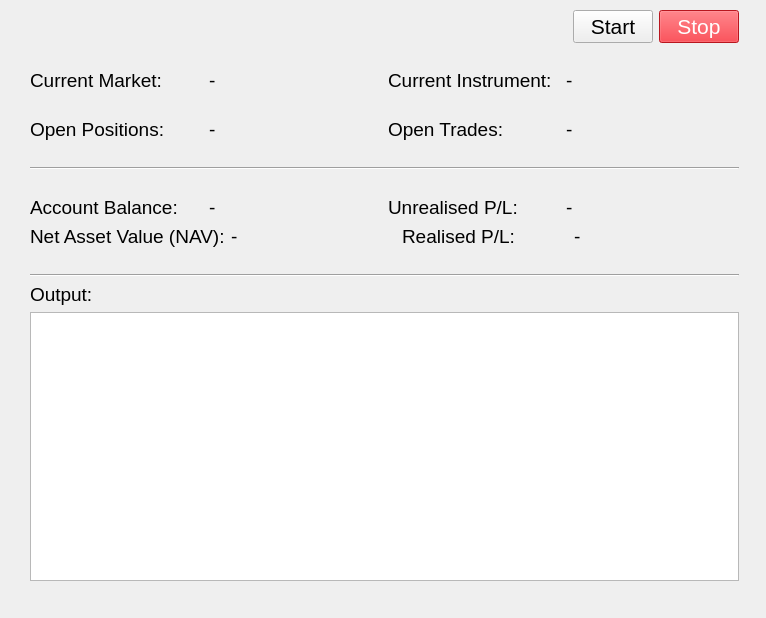
The window that pyTrade_GUI.ui (martynj2001/pieTrade) describes before a commit, drawn with Qt 5.
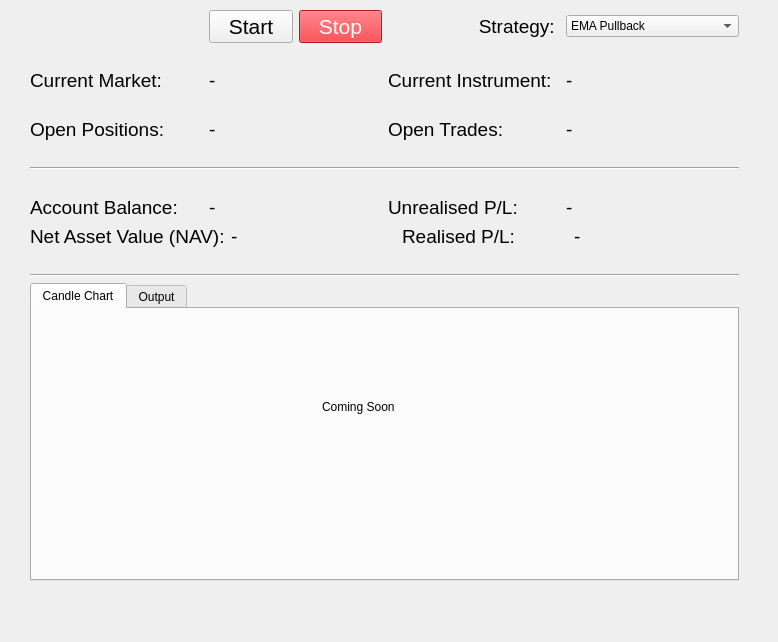
The same window after the commit. The open tabs and pages were chosen to show the change. Icons and pictures are not drawn.

Patch:
```diff
--- a/pyTrade_GUI.ui
+++ b/pyTrade_GUI.ui
@@ -6,8 +6,8 @@
    <rect>
     <x>0</x>
     <y>0</y>
-    <width>766</width>
-    <height>618</height>
+    <width>778</width>
+    <height>642</height>
    </rect>
   </property>
   <property name="windowTitle">
@@ -44,19 +44,6 @@
           </property>
          </widget>
         </item>
-        <item>
-         <spacer name="horizontalSpacer">
-          <property name="orientation">
-           <enum>Qt::Orientation::Horizontal</enum>
-          </property>
-          <property name="sizeHint" stdset="0">
-           <size>
-            <width>258</width>
-            <height>20</height>
-           </size>
-          </property>
-         </spacer>
-        </item>
         <item>
          <layout class="QHBoxLayout" name="horizontalLayout">
           <item>
@@ -96,6 +83,35 @@
           </item>
          </layout>
         </item>
+        <item>
+         <widget class="QLabel" name="lb_strategy">
+          <property name="font">
+           <font>
+            <pointsize>14</pointsize>
+           </font>
+          </property>
+          <property name="text">
+           <string>Strategy: </string>
+          </property>
+          <property name="alignment">
+           <set>Qt::AlignmentFlag::AlignRight|Qt::AlignmentFlag::AlignTrailing|Qt::AlignmentFlag::AlignVCenter</set>
+          </property>
+         </widget>
+        </item>
+        <item>
+         <widget class="QComboBox" name="cb_strategy">
+          <item>
+           <property name="text">
+            <string>EMA Pullback</string>
+           </property>
+          </item>
+          <item>
+           <property name="text">
+            <string>Breakout</string>
+           </property>
+          </item>
+         </widget>
+        </item>
        </layout>
       </item>
       <item>
@@ -444,20 +460,45 @@
        </widget>
       </item>
       <item>
-       <widget class="QLabel" name="lb_Output">
-        <property name="font">
-         <font>
-          <pointsize>14</pointsize>
-         </font>
+       <widget class="QTabWidget" name="tabWidget">
+        <property name="currentIndex">
+         <number>1</number>
         </property>
-        <property name="text">
-         <string>Output:</string>
-        </property>
+        <widget class="QWidget" name="tb_Candles">
+         <attribute name="title">
+          <string>Candle Chart</string>
+         </attribute>
+         <widget class="QLabel" name="label">
+          <property name="geometry">
+           <rect>
+            <x>290</x>
+            <y>90</y>
+            <width>91</width>
+            <height>16</height>
+           </rect>
+          </property>
+          <property name="text">
+           <string>Coming Soon</string>
+          </property>
+         </widget>
+        </widget>
+        <widget class="QWidget" name="tb_Output">
+         <attribute name="title">
+          <string>Output</string>
+         </attribute>
+         <widget class="QPlainTextEdit" name="pte_logOutput">
+          <property name="geometry">
+           <rect>
+            <x>10</x>
+            <y>10</y>
+            <width>681</width>
+            <height>221</height>
+           </rect>
+          </property>
+         </widget>
+        </widget>
        </widget>
       </item>
-      <item>
-       <widget class="QPlainTextEdit" name="pte_logOutput"/>
-      </item>
      </layout>
     </item>
    </layout>
```
